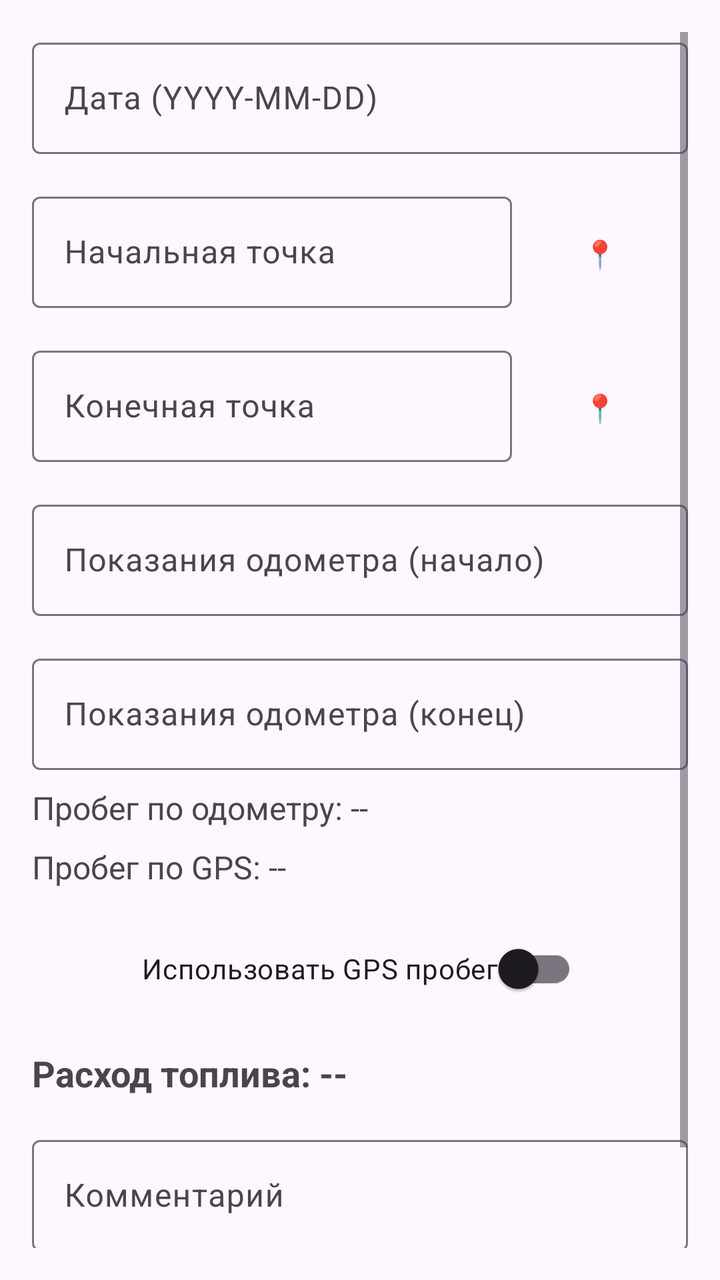
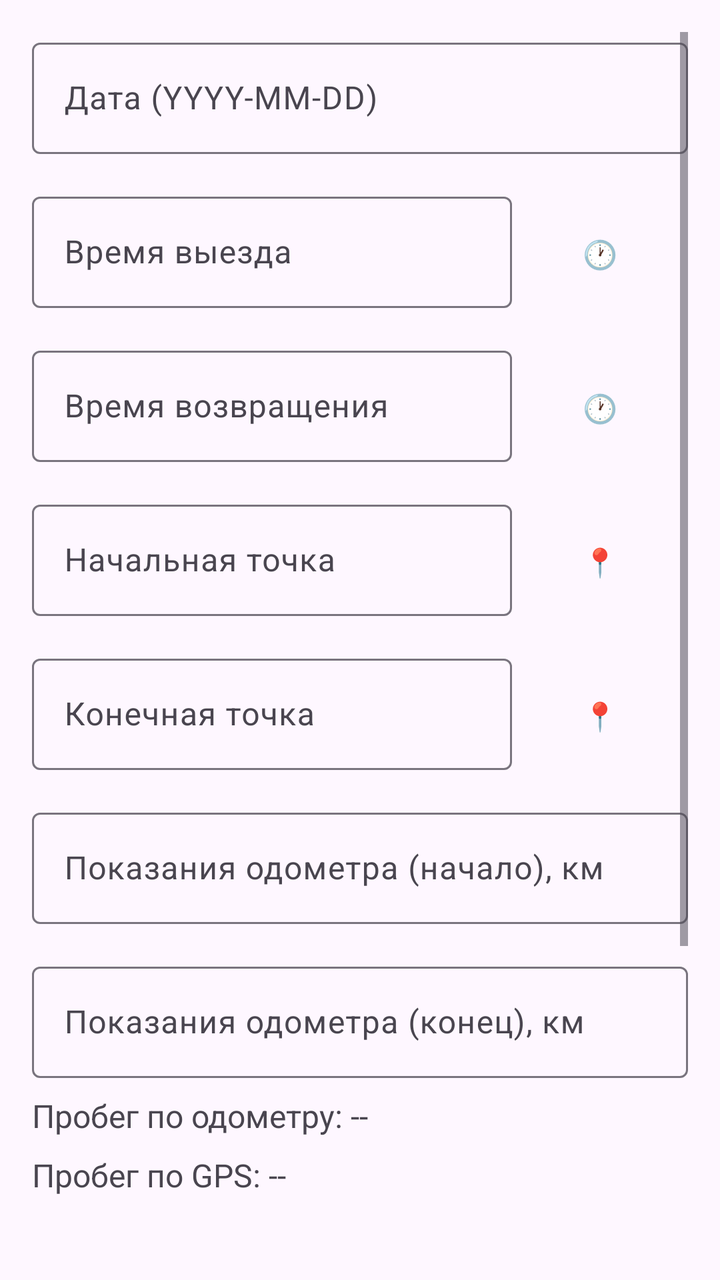

Before-and-after screenshots of an Android layout around one commit, followed by the original layout XML and the change that was made.
<!-- AndroidManifest.xml: application theme Theme.TripLogger -->
<!-- res/layout/fragment_new_trip.xml -->
<?xml version="1.0" encoding="utf-8"?>
<ScrollView xmlns:android="http://schemas.android.com/apk/res/android"
    xmlns:app="http://schemas.android.com/apk/res-auto"
    android:layout_width="match_parent"
    android:layout_height="match_parent"
    android:padding="16dp">

    <LinearLayout
        android:layout_width="match_parent"
        android:layout_height="wrap_content"
        android:orientation="vertical"
        android:gravity="center_horizontal">

        <com.google.android.material.textfield.TextInputLayout
            android:layout_width="match_parent"
            android:layout_height="wrap_content"
            android:hint="Дата (YYYY-MM-DD)"
            app:endIconMode="clear_text">
            <com.google.android.material.textfield.TextInputEditText
                android:id="@+id/dateInput"
                android:layout_width="match_parent"
                android:layout_height="wrap_content"
                android:inputType="date" />
        </com.google.android.material.textfield.TextInputLayout>

        <LinearLayout
            android:layout_width="match_parent"
            android:layout_height="wrap_content"
            android:orientation="horizontal"
            android:layout_marginTop="16dp">
            
            <com.google.android.material.textfield.TextInputLayout
                android:layout_width="0dp"
                android:layout_height="wrap_content"
                android:layout_weight="1"
                android:hint="Начальная точка"
                app:endIconMode="clear_text">
                <com.google.android.material.textfield.TextInputEditText
                    android:id="@+id/startPointInput"
                    android:layout_width="match_parent"
                    android:layout_height="wrap_content" />
            </com.google.android.material.textfield.TextInputLayout>
            
            <Button
                android:id="@+id/getStartLocation"
                android:layout_width="wrap_content"
                android:layout_height="wrap_content"
                android:text="📍"
                style="@style/Widget.Material3.Button.TextButton" />
        </LinearLayout>

        <LinearLayout
            android:layout_width="match_parent"
            android:layout_height="wrap_content"
            android:orientation="horizontal"
            android:layout_marginTop="16dp">
            
            <com.google.android.material.textfield.TextInputLayout
                android:layout_width="0dp"
                android:layout_height="wrap_content"
                android:layout_weight="1"
                android:hint="Конечная точка"
                app:endIconMode="clear_text">
                <com.google.android.material.textfield.TextInputEditText
                    android:id="@+id/endPointInput"
                    android:layout_width="match_parent"
                    android:layout_height="wrap_content" />
            </com.google.android.material.textfield.TextInputLayout>
            
            <Button
                android:id="@+id/getEndLocation"
                android:layout_width="wrap_content"
                android:layout_height="wrap_content"
                android:text="📍"
                style="@style/Widget.Material3.Button.TextButton" />
        </LinearLayout>

        <com.google.android.material.textfield.TextInputLayout
            android:layout_width="match_parent"
            android:layout_height="wrap_content"
            android:layout_marginTop="16dp"
            android:hint="Показания одометра (начало)">
            <com.google.android.material.textfield.TextInputEditText
                android:id="@+id/odometerStartInput"
                android:layout_width="match_parent"
                android:layout_height="wrap_content"
                android:inputType="numberDecimal" />
        </com.google.android.material.textfield.TextInputLayout>

        <com.google.android.material.textfield.TextInputLayout
            android:layout_width="match_parent"
            android:layout_height="wrap_content"
            android:layout_marginTop="16dp"
            android:hint="Показания одометра (конец)">
            <com.google.android.material.textfield.TextInputEditText
                android:id="@+id/odometerEndInput"
                android:layout_width="match_parent"
                android:layout_height="wrap_content"
                android:inputType="numberDecimal" />
        </com.google.android.material.textfield.TextInputLayout>

        <TextView
            android:id="@+id/manualDistanceText"
            android:layout_width="match_parent"
            android:layout_height="wrap_content"
            android:layout_marginTop="8dp"
            android:text="Пробег по одометру: --"
            android:textSize="16sp" />

        <TextView
            android:id="@+id/gpsDistanceText"
            android:layout_width="match_parent"
            android:layout_height="wrap_content"
            android:layout_marginTop="8dp"
            android:text="Пробег по GPS: --"
            android:textSize="16sp" />

        <com.google.android.material.switchmaterial.SwitchMaterial
            android:id="@+id/useGpsSwitch"
            android:layout_width="wrap_content"
            android:layout_height="wrap_content"
            android:layout_marginTop="16dp"
            android:text="Использовать GPS пробег" />

        <TextView
            android:id="@+id/fuelConsumedText"
            android:layout_width="match_parent"
            android:layout_height="wrap_content"
            android:layout_marginTop="16dp"
            android:text="Расход топлива: --"
            android:textSize="18sp"
            android:textStyle="bold" />

        <com.google.android.material.textfield.TextInputLayout
            android:layout_width="match_parent"
            android:layout_height="wrap_content"
            android:layout_marginTop="16dp"
            android:hint="Комментарий">
            <com.google.android.material.textfield.TextInputEditText
                android:id="@+id/commentInput"
                android:layout_width="match_parent"
                android:layout_height="wrap_content"
                android:maxLines="3" />
        </com.google.android.material.textfield.TextInputLayout>

        <com.google.android.material.button.MaterialButton
            android:id="@+id/saveButton"
            android:layout_width="match_parent"
            android:layout_height="wrap_content"
            android:layout_marginTop="24dp"
            android:text="СОХРАНИТЬ ПОЕЗДКУ" />
    </LinearLayout>
</ScrollView>
<!-- resources referenced by this layout -->
<resources>
  <style name="Theme.TripLogger" parent="Theme.Material3.Light.NoActionBar">
          <item name="colorPrimary">#2196F3</item>
          <item name="colorPrimaryVariant">#1976D2</item>
          <item name="colorOnPrimary">@android:color/white</item>
          <item name="colorSecondary">#FF9800</item>
          <item name="colorOnSecondary">@android:color/white</item>
      </style>
</resources>

<!-- the commit's change to res/layout/fragment_new_trip.xml (unified diff, before → after) -->
@@ -28,7 +28,61 @@
             android:layout_height="wrap_content"
             android:orientation="horizontal"
             android:layout_marginTop="16dp">
-            
+
+            <com.google.android.material.textfield.TextInputLayout
+                android:layout_width="0dp"
+                android:layout_height="wrap_content"
+                android:layout_weight="1"
+                android:hint="Время выезда"
+                app:endIconMode="clear_text">
+                <com.google.android.material.textfield.TextInputEditText
+                    android:id="@+id/departureTimeInput"
+                    android:layout_width="match_parent"
+                    android:layout_height="wrap_content"
+                    android:inputType="time" />
+            </com.google.android.material.textfield.TextInputLayout>
+
+            <Button
+                android:id="@+id/setCurrentTimeDeparture"
+                android:layout_width="wrap_content"
+                android:layout_height="wrap_content"
+                android:text="🕐"
+                style="@style/Widget.Material3.Button.TextButton" />
+        </LinearLayout>
+
+        <LinearLayout
+            android:layout_width="match_parent"
+            android:layout_height="wrap_content"
+            android:orientation="horizontal"
+            android:layout_marginTop="16dp">
+
+            <com.google.android.material.textfield.TextInputLayout
+                android:layout_width="0dp"
+                android:layout_height="wrap_content"
+                android:layout_weight="1"
+                android:hint="Время возвращения"
+                app:endIconMode="clear_text">
+                <com.google.android.material.textfield.TextInputEditText
+                    android:id="@+id/arrivalTimeInput"
+                    android:layout_width="match_parent"
+                    android:layout_height="wrap_content"
+                    android:inputType="time" />
+            </com.google.android.material.textfield.TextInputLayout>
+
+            <Button
+                android:id="@+id/setCurrentTimeArrival"
+                android:layout_width="wrap_content"
+                android:layout_height="wrap_content"
+                android:text="🕐"
+                style="@style/Widget.Material3.Button.TextButton" />
+        </LinearLayout>
+
+        <LinearLayout
+            android:layout_width="match_parent"
+            android:layout_height="wrap_content"
+            android:orientation="horizontal"
+            android:layout_marginTop="16dp">
+
             <com.google.android.material.textfield.TextInputLayout
                 android:layout_width="0dp"
                 android:layout_height="wrap_content"
@@ -40,7 +94,7 @@
                     android:layout_width="match_parent"
                     android:layout_height="wrap_content" />
             </com.google.android.material.textfield.TextInputLayout>
-            
+
             <Button
                 android:id="@+id/getStartLocation"
                 android:layout_width="wrap_content"
@@ -54,7 +108,7 @@
             android:layout_height="wrap_content"
             android:orientation="horizontal"
             android:layout_marginTop="16dp">
-            
+
             <com.google.android.material.textfield.TextInputLayout
                 android:layout_width="0dp"
                 android:layout_height="wrap_content"
@@ -66,7 +120,7 @@
                     android:layout_width="match_parent"
                     android:layout_height="wrap_content" />
             </com.google.android.material.textfield.TextInputLayout>
-            
+
             <Button
                 android:id="@+id/getEndLocation"
                 android:layout_width="wrap_content"
@@ -79,24 +133,24 @@
             android:layout_width="match_parent"
             android:layout_height="wrap_content"
             android:layout_marginTop="16dp"
-            android:hint="Показания одометра (начало)">
+            android:hint="Показания одометра (начало), км">
             <com.google.android.material.textfield.TextInputEditText
                 android:id="@+id/odometerStartInput"
                 android:layout_width="match_parent"
                 android:layout_height="wrap_content"
-                android:inputType="numberDecimal" />
-        </com.google.android.material.textfield.TextInputLayout>
-
-        <com.google.android.material.textfield.TextInputLayout
-            android:layout_width="match_parent"
-            android:layout_height="wrap_content"
-            android:layout_marginTop="16dp"
-            android:hint="Показания одометра (конец)">
+                android:inputType="number" />
+        </com.google.android.material.textfield.TextInputLayout>
+
+        <com.google.android.material.textfield.TextInputLayout
+            android:layout_width="match_parent"
+            android:layout_height="wrap_content"
+            android:layout_marginTop="16dp"
+            android:hint="Показания одометра (конец), км">
             <com.google.android.material.textfield.TextInputEditText
                 android:id="@+id/odometerEndInput"
                 android:layout_width="match_parent"
                 android:layout_height="wrap_content"
-                android:inputType="numberDecimal" />
+                android:inputType="number" />
         </com.google.android.material.textfield.TextInputLayout>
 
         <TextView
